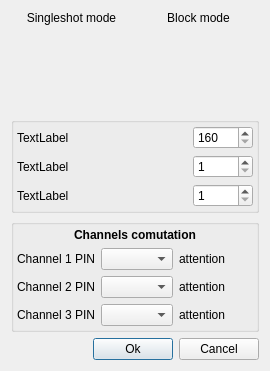
First picture: the form in ui/parametersdialog.ui, repository Melomanstd/daq_gui, before the edit.
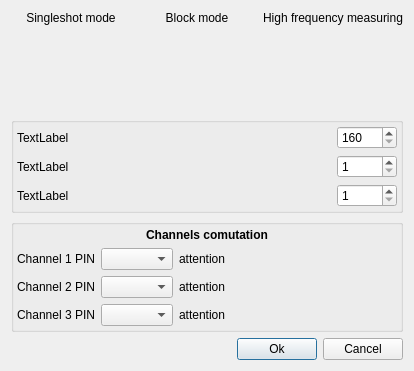
Second picture: the form after the edit. Icons and pictures are not drawn.

The edit to the form file:
```diff
--- a/ui/parametersdialog.ui
+++ b/ui/parametersdialog.ui
@@ -6,7 +6,7 @@
    <rect>
     <x>0</x>
     <y>0</y>
-    <width>270</width>
+    <width>403</width>
     <height>355</height>
    </rect>
   </property>
@@ -102,6 +102,49 @@
        </item>
       </layout>
      </item>
+     <item>
+      <layout class="QVBoxLayout" name="verticalLayout_6">
+       <item>
+        <widget class="QLabel" name="label_10">
+         <property name="text">
+          <string>High frequency measuring</string>
+         </property>
+         <property name="alignment">
+          <set>Qt::AlignCenter</set>
+         </property>
+        </widget>
+       </item>
+       <item>
+        <widget class="QToolButton" name="hf_btn">
+         <property name="minimumSize">
+          <size>
+           <width>120</width>
+           <height>80</height>
+          </size>
+         </property>
+         <property name="text">
+          <string/>
+         </property>
+         <property name="icon">
+          <iconset resource="../resources.qrc">
+           <normaloff>:/new/images/images/fm_0.png</normaloff>:/new/images/images/fm_0.png</iconset>
+         </property>
+         <property name="iconSize">
+          <size>
+           <width>120</width>
+           <height>80</height>
+          </size>
+         </property>
+         <property name="checkable">
+          <bool>true</bool>
+         </property>
+         <property name="autoRaise">
+          <bool>true</bool>
+         </property>
+        </widget>
+       </item>
+      </layout>
+     </item>
     </layout>
    </item>
    <item>
```
